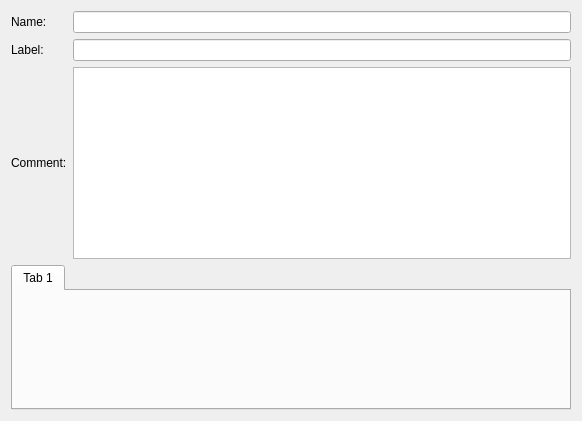
This is src/gui/InterfaceEditorWidget.ui in fwbuilder/fwbuilder as Qt 5 draws it before an edit. The edited form follows.
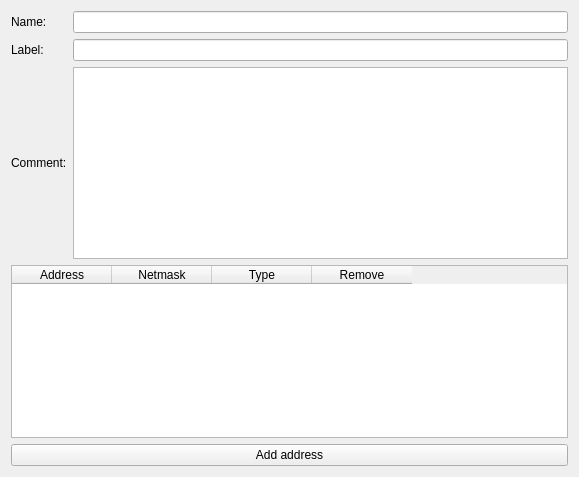
This is the edited form.

```diff
--- a/src/gui/InterfaceEditorWidget.ui
+++ b/src/gui/InterfaceEditorWidget.ui
@@ -6,8 +6,8 @@
    <rect>
     <x>0</x>
     <y>0</y>
-    <width>582</width>
-    <height>421</height>
+    <width>579</width>
+    <height>477</height>
    </rect>
   </property>
   <property name="windowTitle">
@@ -50,7 +50,7 @@
       </widget>
      </item>
      <item row="2" column="1">
-      <widget class="QPlainTextEdit" name="comment">
+      <widget class="QTextEdit" name="comment">
        <property name="sizePolicy">
         <sizepolicy hsizetype="Expanding" vsizetype="Minimum">
          <horstretch>0</horstretch>
@@ -63,26 +63,39 @@
          <height>0</height>
         </size>
        </property>
-       <property name="tabChangesFocus">
-        <bool>true</bool>
-       </property>
-       <property name="plainText">
-        <string notr="true"/>
-       </property>
       </widget>
      </item>
     </layout>
    </item>
    <item>
-    <widget class="QTabWidget" name="tabWidget">
-     <property name="currentIndex">
-      <number>0</number>
+    <widget class="QTableWidget" name="addresses">
+     <column>
+      <property name="text">
+       <string>Address</string>
+      </property>
+     </column>
+     <column>
+      <property name="text">
+       <string>Netmask</string>
+      </property>
+     </column>
+     <column>
+      <property name="text">
+       <string>Type</string>
+      </property>
+     </column>
+     <column>
+      <property name="text">
+       <string>Remove</string>
+      </property>
+     </column>
+    </widget>
+   </item>
+   <item>
+    <widget class="QPushButton" name="addAddress">
+     <property name="text">
+      <string>Add address</string>
      </property>
-     <widget class="QWidget" name="tab">
-      <attribute name="title">
-       <string>Tab 1</string>
-      </attribute>
-     </widget>
     </widget>
    </item>
   </layout>
```
Left out of the diff: 17 changed lines with no effect on the pictures.
